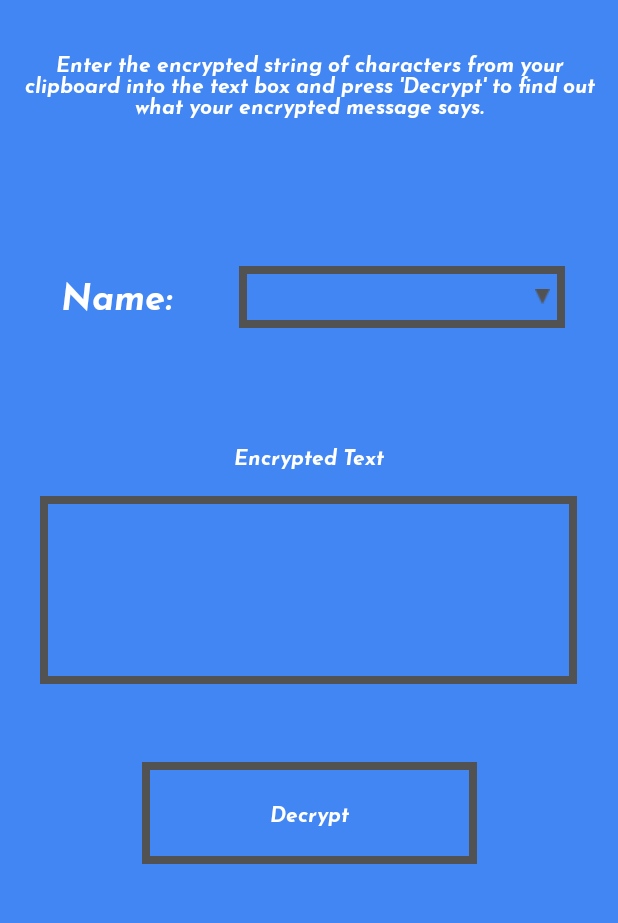
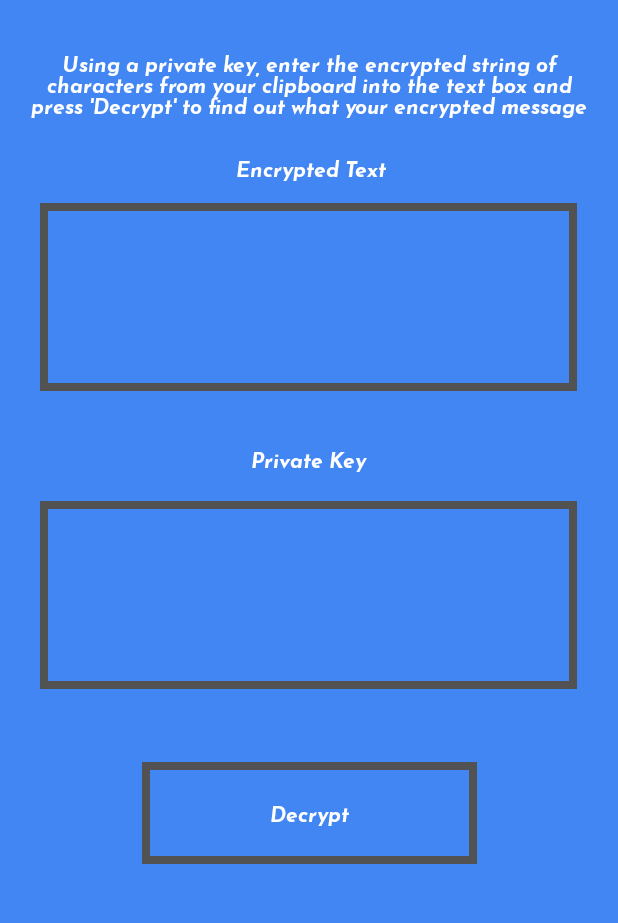
Before and after one commit to alexgamache/CryptIt, an Android app: the DecryptActivity screen opened directly, with no data from a screen before it, on a phone screen of 412 x 824 dp, the part 231-1154 px from its top. Run offline under Robolectric (Android 15) with nearby library versions, the phone set to English and light mode, and no system bars.

Commit message:
Revert "commit"
This reverts commit fb48a89646583ab13ffebac8b85343ef71e40214.

```diff
--- a/app/src/main/AndroidManifest.xml
+++ b/app/src/main/AndroidManifest.xml
@@ -11,6 +11,7 @@
         android:name=".Globals"
         android:theme="@style/FullscreenTheme">
         <activity android:name=".FriendActivity"></activity>
+        <activity android:name=".GenerateKeys" />
         <activity android:name=".DecryptActivity" />
         <activity android:name=".EncryptActivity" />
         <activity android:name=".MainActivity" />
--- a/app/src/main/java/com/example/ollux/cryptit/FriendActivity.java
+++ b/app/src/main/java/com/example/ollux/cryptit/FriendActivity.java
@@ -23,6 +23,7 @@ public class FriendActivity extends AppCompatActivity {
 
         addFriend = (Button) findViewById(R.id.addFriendButton);
         username = (EditText) findViewById(R.id.FriendName);
+        publickey = (EditText) findViewById(R.id.FriendPublicKey);
 
 
         addFriend.setOnClickListener(new View.OnClickListener() {
--- a/app/src/main/res/layout/activity_decrypt.xml
+++ b/app/src/main/res/layout/activity_decrypt.xml
@@ -36,7 +36,27 @@
         app:layout_constraintHorizontal_bias="0.49"
         app:layout_constraintStart_toStartOf="parent"
         app:layout_constraintTop_toTopOf="parent"
-        app:layout_constraintVertical_bias="0.694" />
+        app:layout_constraintVertical_bias="0.414" />
+
+    <EditText
+        android:id="@+id/plainText"
+        android:layout_width="358dp"
+        android:layout_height="125dp"
+        android:background="@drawable/button_border"
+        android:ems="10"
+        android:fontFamily="@font/josefin"
+        android:gravity="top"
+        android:inputType="textMultiLine"
+        android:padding="10dp"
+        android:singleLine="false"
+        android:text=""
+        android:textColor="#ffffff"
+        app:layout_constraintBottom_toBottomOf="parent"
+        app:layout_constraintEnd_toEndOf="parent"
+        app:layout_constraintHorizontal_bias="0.49"
+        app:layout_constraintStart_toStartOf="parent"
+        app:layout_constraintTop_toTopOf="parent"
+        app:layout_constraintVertical_bias="0.698" />
 
     <Button
         android:id="@+id/decryptButton"
@@ -59,42 +79,13 @@
         android:layout_height="49dp"
         android:fontFamily="@font/josefin"
         android:gravity="center"
-        android:text="Enter the encrypted string of characters from your clipboard into the text box and press 'Decrypt' to find out what your encrypted message says."
+        android:text="Using a private key, enter the encrypted string of characters from your clipboard into the text box and press 'Decrypt' to find out what your encrypted message says."
         android:textColor="#ffffff"
         app:layout_constraintBottom_toBottomOf="parent"
         app:layout_constraintEnd_toEndOf="parent"
         app:layout_constraintStart_toStartOf="parent"
         app:layout_constraintTop_toTopOf="parent"
         app:layout_constraintVertical_bias="0.238" />
-
-    <TextView
-        android:id="@+id/textView7"
-        android:layout_width="102dp"
-        android:layout_height="43dp"
-        android:fontFamily="@font/josefin"
-        android:gravity="center"
-        android:text="Name:"
-        android:textColor="#ffffff"
-        android:textSize="24sp"
-        app:layout_constraintBottom_toBottomOf="parent"
-        app:layout_constraintEnd_toEndOf="parent"
-        app:layout_constraintHorizontal_bias="0.086"
-        app:layout_constraintStart_toStartOf="parent"
-        app:layout_constraintTop_toTopOf="parent"
-        app:layout_constraintVertical_bias="0.421" />
-
-    <Spinner
-        android:id="@+id/friendArray"
-        android:layout_width="217dp"
-        android:layout_height="41dp"
-        android:background="@drawable/spinner_border"
-        android:fontFamily="@font/josefin"
-        app:layout_constraintBottom_toBottomOf="parent"
-        app:layout_constraintEnd_toEndOf="parent"
-        app:layout_constraintHorizontal_bias="0.819"
-        app:layout_constraintStart_toStartOf="parent"
-        app:layout_constraintTop_toTopOf="parent"
-        app:layout_constraintVertical_bias="0.423" />
 
     <TextView
         android:id="@+id/textView5"
@@ -106,9 +97,24 @@
         android:textColor="#ffffff"
         app:layout_constraintBottom_toBottomOf="parent"
         app:layout_constraintEnd_toEndOf="parent"
+        app:layout_constraintHorizontal_bias="0.504"
+        app:layout_constraintStart_toStartOf="parent"
+        app:layout_constraintTop_toTopOf="parent"
+        app:layout_constraintVertical_bias="0.316" />
+
+    <TextView
+        android:id="@+id/textView6"
+        android:layout_width="110dp"
+        android:layout_height="31dp"
+        android:fontFamily="@font/josefin"
+        android:gravity="center"
+        android:text="Private Key"
+        android:textColor="#ffffff"
+        app:layout_constraintBottom_toBottomOf="parent"
+        app:layout_constraintEnd_toEndOf="parent"
         app:layout_constraintHorizontal_bias="0.498"
         app:layout_constraintStart_toStartOf="parent"
         app:layout_constraintTop_toTopOf="parent"
-        app:layout_constraintVertical_bias="0.558" />
+        app:layout_constraintVertical_bias="0.56" />
 
 </androidx.constraintlayout.widget.ConstraintLayout>
```
Also changed, not shown: app/src/main/java/com/example/ollux/cryptit/GenerateKeys.java (added, +30 -0 lines), app/src/main/java/com/example/ollux/cryptit/MainActivity.java (+14 -0 lines), app/src/main/java/com/example/ollux/cryptit/user.java (+4 -6 lines), app/src/main/res/layout/activity_friend.xml (+36 -1 lines), app/src/main/res/layout/activity_generate_keys.xml (added, +69 -0 lines), app/src/main/res/layout/activity_main.xml (+15 -0 lines).
